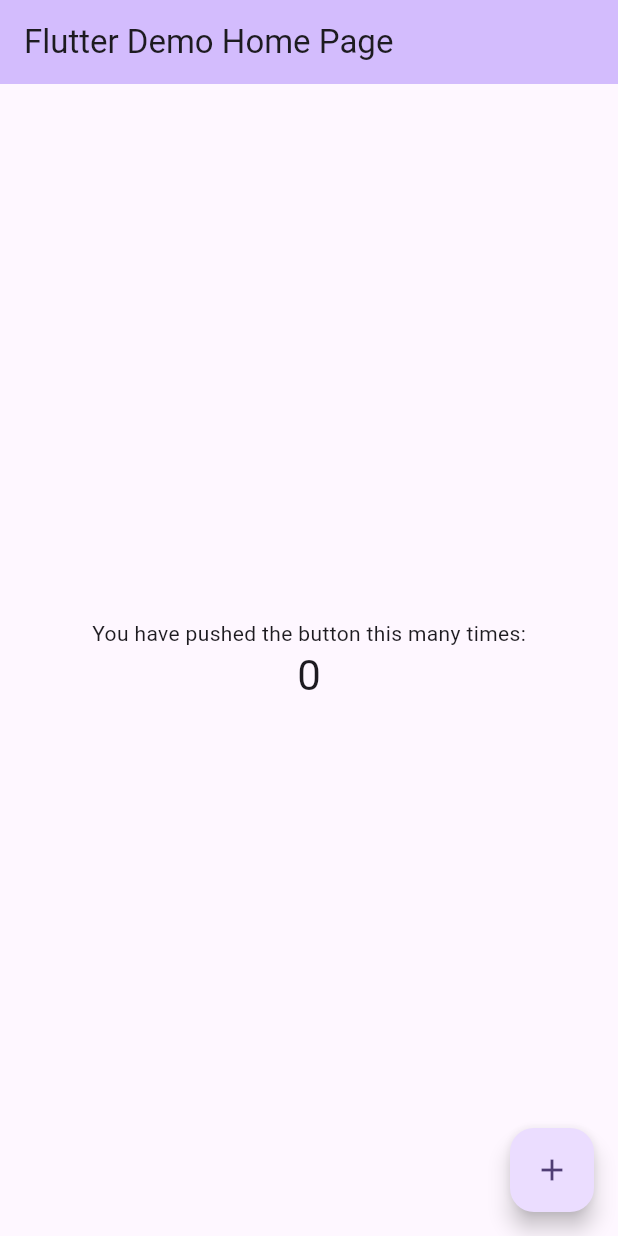
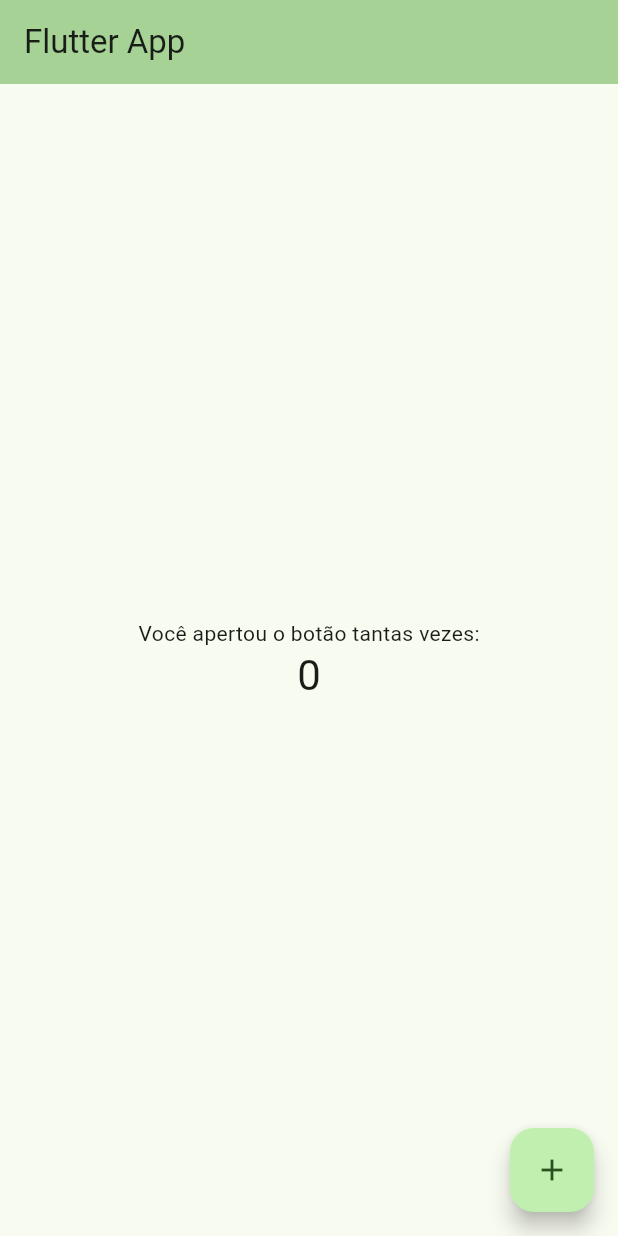
Before and after one commit to limaand/devflutter, a Flutter app: the screen it shows after launch, on a phone screen of 412 x 824 dp. Run offline on Flutter 3.47's test engine with Material 2 defaults, Android fonts, the phone set to English and light mode, and no system bars.

Commit message:
modificações básicas

```diff
--- a/lib/main.dart
+++ b/lib/main.dart
@@ -11,7 +11,7 @@
   @override
   Widget build(BuildContext context) {
     return MaterialApp(
-      title: 'Flutter Demo',
+      title: 'Flutter Anderson',
       theme: ThemeData(
         // This is the theme of your application.
         //
@@ -28,10 +28,11 @@
         //
         // This works for code too, not just values: Most code changes can be
         // tested with just a hot reload.
-        colorScheme: ColorScheme.fromSeed(seedColor: Colors.deepPurple),
+        colorScheme:
+            ColorScheme.fromSeed(seedColor: Color.fromARGB(255, 52, 248, 13)),
         useMaterial3: true,
       ),
-      home: const MyHomePage(title: 'Flutter Demo Home Page'),
+      home: const MyHomePage(title: 'Flutter App'),
     );
   }
 }
@@ -106,7 +107,7 @@
           mainAxisAlignment: MainAxisAlignment.center,
           children: <Widget>[
             const Text(
-              'You have pushed the button this many times:',
+              'Você apertou o botão tantas vezes:',
             ),
             Text(
               '$_counter',
```
